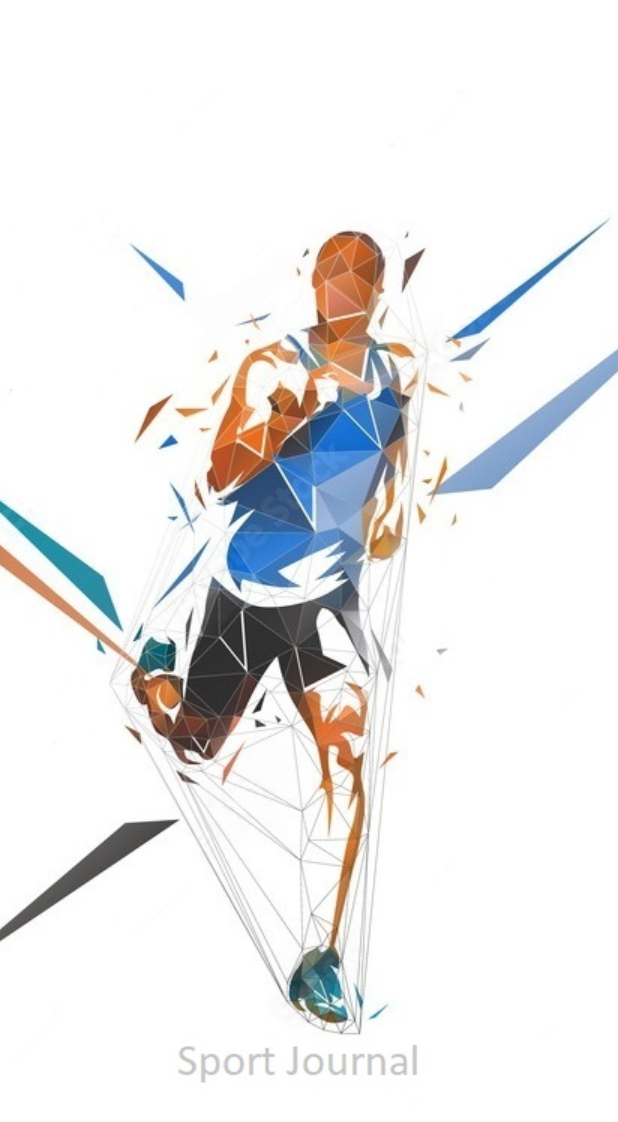
After one commit to ilyushka02/androidAppJurnalForBC, an Android app: the SplashActivity screen opened directly, with no data from a screen before it, on a phone screen of 412 x 824 dp. The commit adds this screen. Shown: the top 1122 px of the screen. Run offline under Robolectric (Android 15) with nearby library versions, the phone set to English and light mode, and no system bars; 1 statement that could not run was skipped.

Commit message:
add splash screen and icon for  app

```diff
--- /dev/null
+++ b/app/src/main/java/com/example/sportjournal/SplashActivity.java
@@ -0,0 +1,17 @@
+package com.example.sportjournal;
+
+import androidx.appcompat.app.AppCompatActivity;
+
+import android.content.Intent;
+import android.os.Bundle;
+
+public class SplashActivity extends AppCompatActivity {
+
+    @Override
+    protected void onCreate(Bundle savedInstanceState) {
+        super.onCreate(savedInstanceState);
+        Intent intent = new Intent(this, MainActivity.class);
+        startActivity(intent);
+        finish();
+    }
+}
--- /dev/null
+++ b/app/src/main/res/drawable/splash.xml
@@ -0,0 +1,12 @@
+<?xml version="1.0" encoding="utf-8"?>
+<layer-list xmlns:android="http://schemas.android.com/apk/res/android">
+
+    <item
+        android:drawable="@color/white"/>
+    <item>
+        <bitmap
+            android:src="@drawable/splashbgjpg"
+            android:gravity="center"/>
+    </item>
+
+</layer-list>
--- a/app/src/main/res/values/themes.xml
+++ b/app/src/main/res/values/themes.xml
@@ -13,4 +13,10 @@
         <item name="android:statusBarColor" tools:targetApi="l">?attr/colorPrimaryVariant</item>
         <!-- Customize your theme here. -->
     </style>
+    <style name="AppTheme" parent="Theme.AppCompat.Light.DarkActionBar">
+        <!-- Customize your theme here. -->
+    </style>
+    <style name="SplashTheme" parent="Theme.AppCompat.NoActionBar">
+        <item name="android:windowBackground">@drawable/splash</item>
+    </style>
 </resources>
```
Also changed, not shown: app/src/main/AndroidManifest.xml (+6 -3 lines), app/src/main/java/com/example/sportjournal/Signup.java (+33 -10 lines), app/src/main/res/layout/activity_splash.xml (added, +9 -0 lines), app/src/main/res/drawable/journal_icon.png (added), app/src/main/res/drawable/splashbgjpg.jpg (added), gradle/wrapper/gradle-wrapper.properties, 1 other file.
